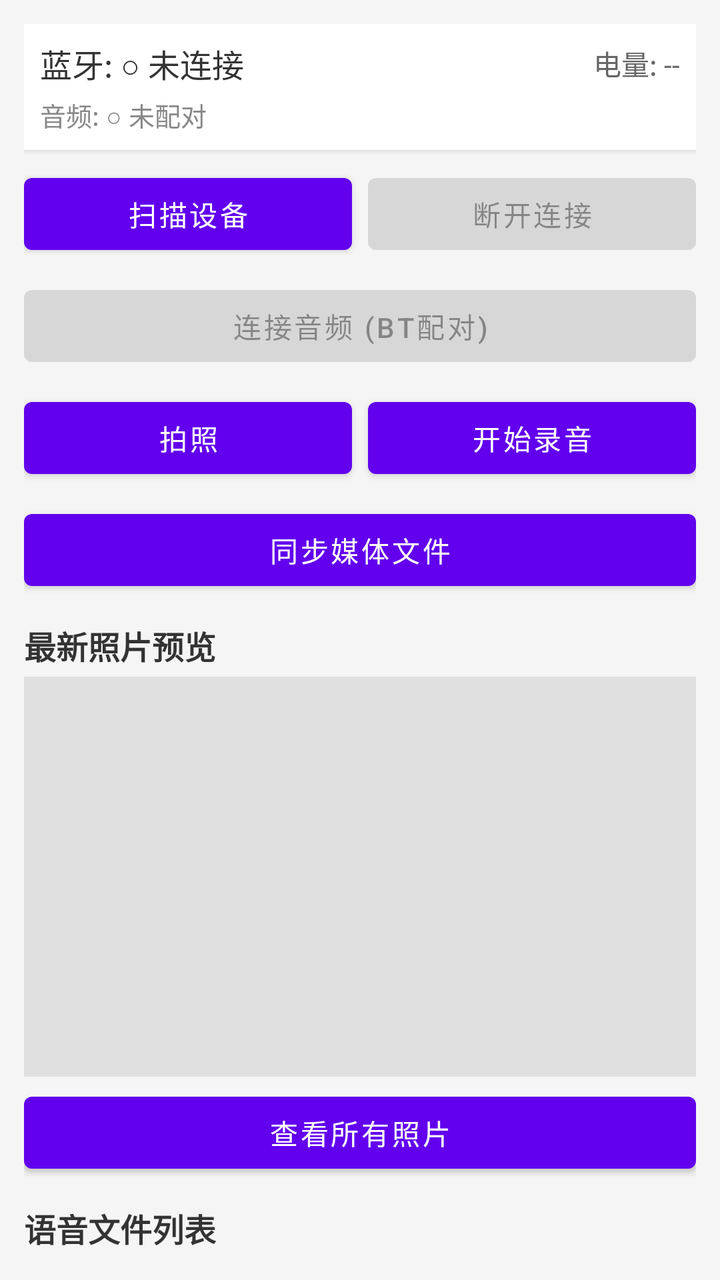
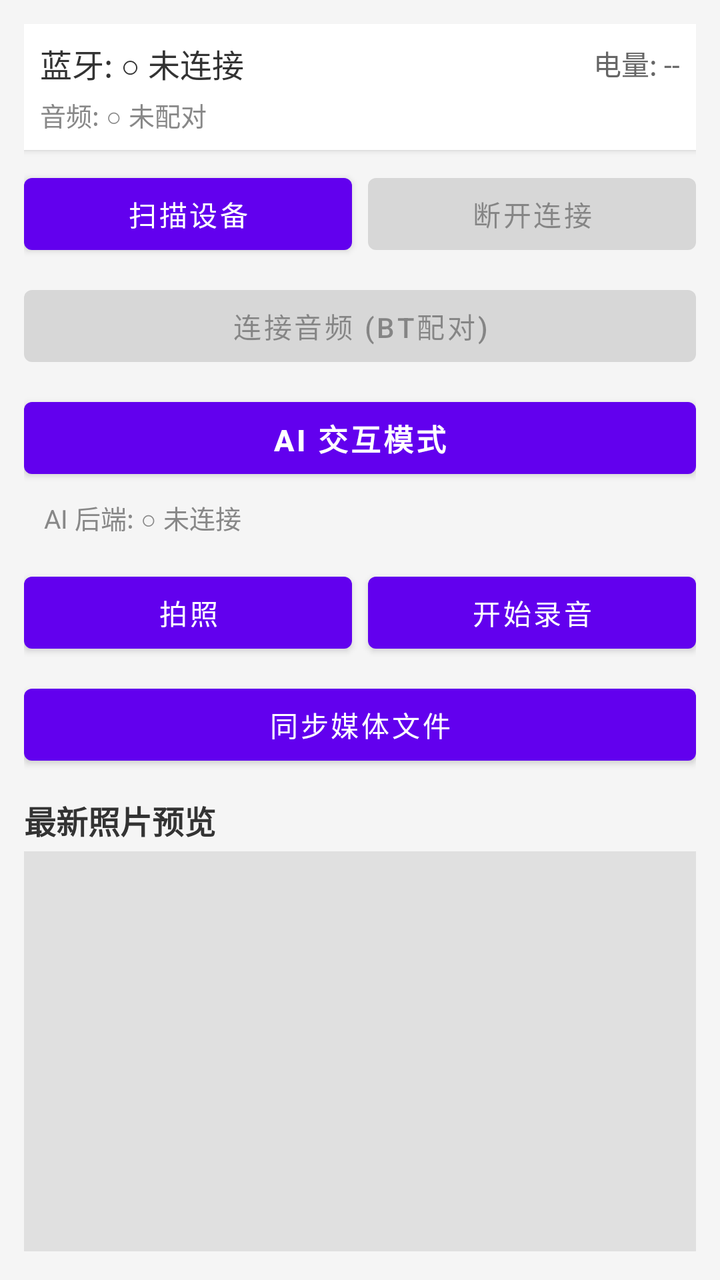

Before-and-after screenshots of an Android layout around one commit, followed by the original layout XML and the change that was made.
<!-- AndroidManifest.xml: application theme Theme.GlassesSDKSample -->
<!-- res/layout/activity_main.xml -->
<?xml version="1.0" encoding="utf-8"?>
<LinearLayout xmlns:android="http://schemas.android.com/apk/res/android"
    android:layout_width="match_parent"
    android:layout_height="match_parent"
    android:orientation="vertical"
    android:padding="12dp"
    android:background="#F5F5F5">

    
    <LinearLayout
        android:layout_width="match_parent"
        android:layout_height="wrap_content"
        android:orientation="vertical"
        android:padding="8dp"
        android:background="#FFFFFF"
        android:elevation="2dp">

        <LinearLayout
            android:layout_width="match_parent"
            android:layout_height="wrap_content"
            android:orientation="horizontal"
            android:gravity="center_vertical">

            <TextView
                android:id="@+id/tvConnectionStatus"
                android:layout_width="0dp"
                android:layout_height="wrap_content"
                android:layout_weight="1"
                android:text="蓝牙: ○ 未连接"
                android:textSize="16sp"
                android:textColor="#333333" />

            <TextView
                android:id="@+id/tvBatteryInfo"
                android:layout_width="wrap_content"
                android:layout_height="wrap_content"
                android:text="电量: --"
                android:textSize="14sp"
                android:textColor="#666666" />
        </LinearLayout>

        
        <TextView
            android:id="@+id/tvBtStatus"
            android:layout_width="match_parent"
            android:layout_height="wrap_content"
            android:text="音频: ○ 未配对"
            android:textSize="13sp"
            android:textColor="#888888"
            android:layout_marginTop="4dp" />
    </LinearLayout>

    
    <LinearLayout
        android:layout_width="match_parent"
        android:layout_height="wrap_content"
        android:orientation="horizontal"
        android:layout_marginTop="8dp">

        <Button
            android:id="@+id/btnScanDevice"
            android:layout_width="0dp"
            android:layout_height="wrap_content"
            android:layout_weight="1"
            android:layout_marginEnd="4dp"
            android:text="扫描设备"
            android:textSize="14sp" />

        <Button
            android:id="@+id/btnDisconnect"
            android:layout_width="0dp"
            android:layout_height="wrap_content"
            android:layout_weight="1"
            android:layout_marginStart="4dp"
            android:text="断开连接"
            android:enabled="false"
            android:textSize="14sp" />
    </LinearLayout>

    
    <Button
        android:id="@+id/btnBtPair"
        android:layout_width="match_parent"
        android:layout_height="wrap_content"
        android:layout_marginTop="8dp"
        android:text="连接音频 (BT配对)"
        android:enabled="false"
        android:textSize="14sp" />

    
    <LinearLayout
        android:layout_width="match_parent"
        android:layout_height="wrap_content"
        android:orientation="horizontal"
        android:layout_marginTop="8dp">

        <Button
            android:id="@+id/btnTakePhoto"
            android:layout_width="0dp"
            android:layout_height="wrap_content"
            android:layout_weight="1"
            android:layout_marginEnd="4dp"
            android:text="拍照"
            android:textSize="14sp" />

        <Button
            android:id="@+id/btnRecord"
            android:layout_width="0dp"
            android:layout_height="wrap_content"
            android:layout_weight="1"
            android:layout_marginStart="4dp"
            android:text="开始录音"
            android:textSize="14sp" />
    </LinearLayout>

    
    <Button
        android:id="@+id/btnSyncMedia"
        android:layout_width="match_parent"
        android:layout_height="wrap_content"
        android:layout_marginTop="8dp"
        android:text="同步媒体文件"
        android:textSize="14sp" />

    
    <TextView
        android:layout_width="match_parent"
        android:layout_height="wrap_content"
        android:text="最新照片预览"
        android:textSize="16sp"
        android:textStyle="bold"
        android:textColor="#333333"
        android:paddingTop="12dp"
        android:paddingBottom="4dp" />

    <ImageView
        android:id="@+id/ivPhotoPreview"
        android:layout_width="match_parent"
        android:layout_height="200dp"
        android:background="#E0E0E0"
        android:scaleType="fitCenter"
        android:contentDescription="照片预览"
        android:visibility="visible" />

    
    <Button
        android:id="@+id/btnViewAllPhotos"
        android:layout_width="match_parent"
        android:layout_height="wrap_content"
        android:layout_marginTop="4dp"
        android:text="查看所有照片"
        android:textSize="14sp" />

    
    <TextView
        android:layout_width="match_parent"
        android:layout_height="wrap_content"
        android:text="语音文件列表"
        android:textSize="16sp"
        android:textStyle="bold"
        android:textColor="#333333"
        android:paddingTop="12dp"
        android:paddingBottom="4dp" />

    <androidx.recyclerview.widget.RecyclerView
        android:id="@+id/rvAudioFiles"
        android:layout_width="match_parent"
        android:layout_height="0dp"
        android:layout_weight="1" />

</LinearLayout>
<!-- resources referenced by this layout -->
<resources>
  <style name="Theme.GlassesSDKSample" parent="Theme.MaterialComponents.DayNight.NoActionBar">
          
          <item name="colorPrimary">@color/purple_500</item>
          
          
          
          <item name="windowActionBar">false</item>
          <item name="windowNoTitle">true</item>
          
  
      </style>
  <color name="purple_500">#FF6200EE</color>
</resources>

<!-- the commit's change to res/layout/activity_main.xml (unified diff, before → after) -->
@@ -88,6 +88,27 @@
         android:textSize="14sp" />
 
     
+    <Button
+        android:id="@+id/btnAiMode"
+        android:layout_width="match_parent"
+        android:layout_height="wrap_content"
+        android:layout_marginTop="8dp"
+        android:text="AI 交互模式"
+        android:textSize="15sp"
+        android:textStyle="bold" />
+
+    
+    <TextView
+        android:id="@+id/tvAiBackendStatus"
+        android:layout_width="match_parent"
+        android:layout_height="wrap_content"
+        android:padding="6dp"
+        android:paddingStart="10dp"
+        android:text="AI 后端: ○ 未连接"
+        android:textSize="13sp"
+        android:textColor="#888888" />
+
+    
     <LinearLayout
         android:layout_width="match_parent"
         android:layout_height="wrap_content"
